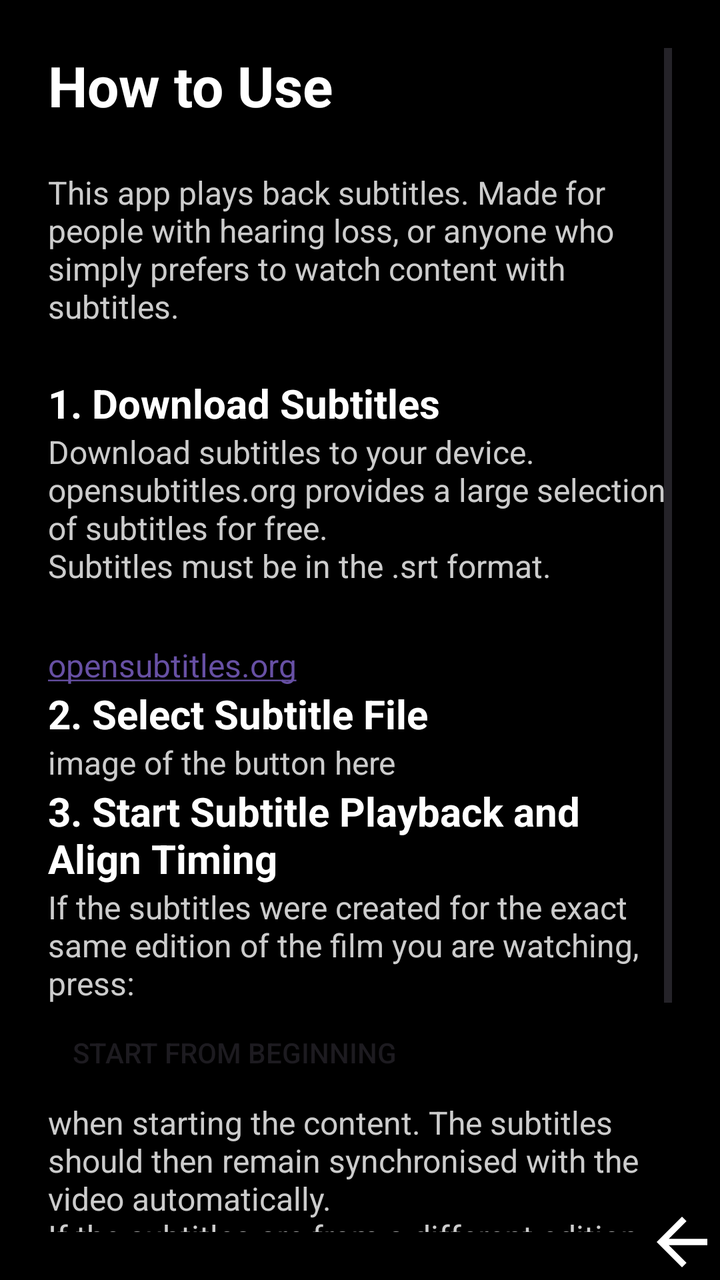
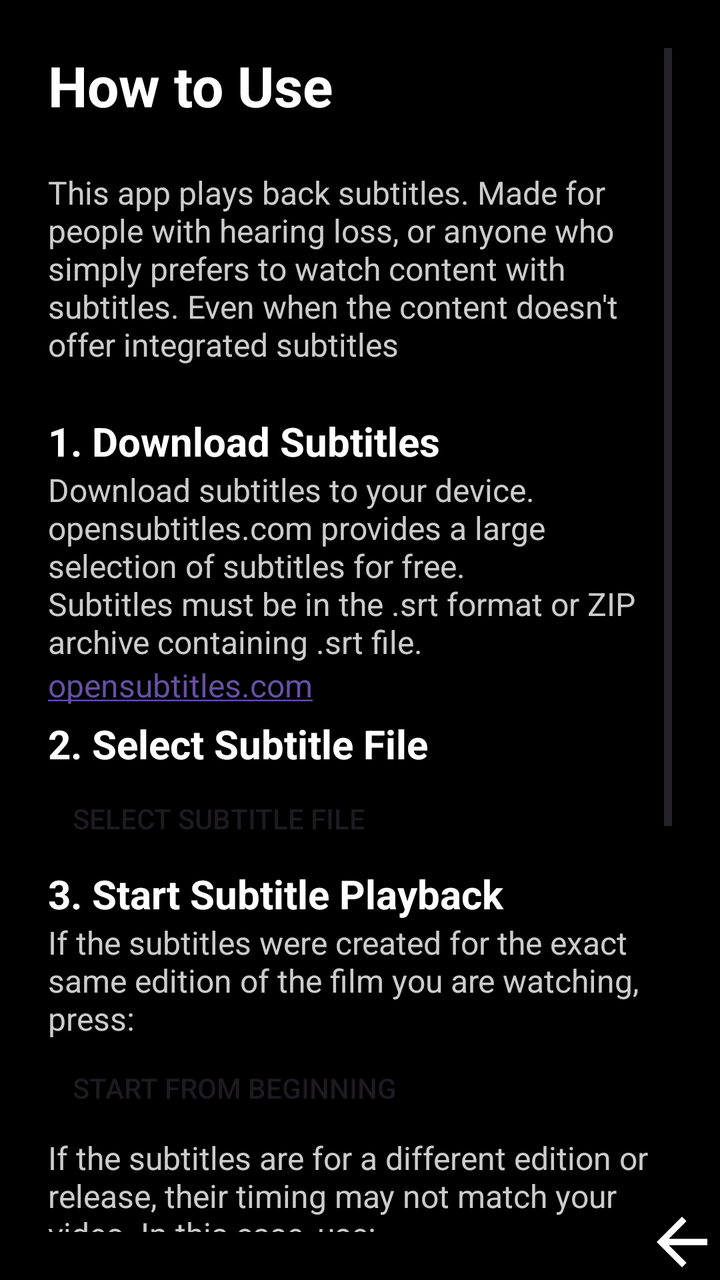

Compare the two renders of this Android layout. The source of the first and the diff that turns it into the second are given below.
<!-- AndroidManifest.xml: application theme Theme.SubtitleViewer -->
<!-- res/layout/how_to_use_screen.xml -->
<?xml version="1.0" encoding="utf-8"?>
<androidx.constraintlayout.widget.ConstraintLayout
    android:id="@+id/main"
    xmlns:android="http://schemas.android.com/apk/res/android"
    xmlns:app="http://schemas.android.com/apk/res-auto"
    xmlns:tools="http://schemas.android.com/tools"
    android:layout_width="match_parent"
    android:layout_height="match_parent"
    android:background="#000000">

    <ScrollView
        android:layout_width="0dp"
        android:layout_height="0dp"
        android:padding="24dp"
        app:layout_constraintTop_toTopOf="parent"
        app:layout_constraintBottom_toBottomOf="parent"
        app:layout_constraintStart_toStartOf="parent"
        app:layout_constraintEnd_toEndOf="parent">

        <LinearLayout
            android:layout_width="match_parent"
            android:layout_height="wrap_content"
            android:orientation="vertical">

            <TextView
                android:layout_width="match_parent"
                android:layout_height="wrap_content"
                android:text="How to Use"
                android:textColor="#FFFFFF"
                android:textSize="28sp"
                android:textStyle="bold"
                android:paddingBottom="24dp" />
            <TextView
                android:layout_width="match_parent"
                android:layout_height="wrap_content"
                android:paddingBottom="24dp"
                android:text="This app plays back subtitles. Made for people with hearing loss, or anyone who simply prefers to watch content with subtitles."
                android:textColor="#CCCCCC"
                android:textSize="16sp" />

            <TextView
                android:layout_width="match_parent"
                android:layout_height="wrap_content"
                android:text="1. Download Subtitles"
                android:textColor="#FFFFFF"
                android:textSize="20sp"
                android:textStyle="bold" />

            <TextView
                android:layout_width="match_parent"
                android:layout_height="wrap_content"
                android:paddingBottom="24dp"
                android:text="Download subtitles to your device. opensubtitles.org provides a large selection of subtitles for free.\nSubtitles must be in the .srt format."
                android:textColor="#CCCCCC"
                android:textSize="16sp" />
            <TextView
                android:id="@+id/openSubtitlesLink"
                android:layout_width="wrap_content"
                android:layout_height="wrap_content"
                android:layout_marginTop="4dp"
                android:text="opensubtitles.org"
                android:textColor="#FFFFFF"
                android:textSize="16sp"
                android:textStyle="normal"
                android:autoLink="web" />

            <TextView
                android:layout_width="match_parent"
                android:layout_height="wrap_content"
                android:text="2. Select Subtitle File"
                android:textColor="#FFFFFF"
                android:textSize="20sp"
                android:textStyle="bold" />

            <TextView
                android:layout_width="match_parent"
                android:layout_height="wrap_content"
                android:text="image of the button here"
                android:textColor="#CCCCCC"
                android:textSize="16sp" />

            <TextView
                android:layout_width="match_parent"
                android:layout_height="wrap_content"
                android:text="3. Start Subtitle Playback and Align Timing"
                android:textColor="#FFFFFF"
                android:textSize="20sp"
                android:textStyle="bold" />

            <TextView
                android:layout_width="match_parent"
                android:layout_height="wrap_content"
                android:text="If the subtitles were created for the exact same edition of the film you are watching, press:"
                android:textColor="#CCCCCC"
                android:textSize="16sp" />

            <Button
                android:layout_width="wrap_content"
                android:layout_height="wrap_content"
                android:text="Start From Beginning"
                android:clickable="false"
                android:focusable="false"

                app:backgroundTint="#000000"
                app:cornerRadius="16dp"
                app:strokeColor="#FFFFFF"
                app:strokeWidth="1dp" />

            <TextView
                android:layout_width="match_parent"
                android:layout_height="wrap_content"
                android:text="when starting the content. The subtitles should then remain synchronised with the video automatically.\nIf the subtitles are from a different edition or release, their timing may not match your video. In this case, use:"
                android:textColor="#CCCCCC"
                android:textSize="16sp" />
            <Button
                android:layout_width="wrap_content"
                android:layout_height="wrap_content"
                android:text="Start From First Line"
                android:clickable="false"
                android:focusable="false"

                app:backgroundTint="#000000"
                app:cornerRadius="16dp"
                app:strokeColor="#FFFFFF"
                app:strokeWidth="1dp" />
            <TextView
                android:layout_width="match_parent"
                android:layout_height="wrap_content"
                android:text="
Press this button when the first spoken line of the video appears. The app will use this point to synchronise the subtitles with your video."
                android:textColor="#CCCCCC"
                android:textSize="16sp" />


        </LinearLayout>

        </ScrollView>

    <ImageButton
        android:id="@+id/imageButton"
        android:layout_width="wrap_content"
        android:layout_height="wrap_content"
        android:background="#000000"
        android:onClick="ReturnToMainActivity"
        app:layout_constraintBottom_toBottomOf="parent"
        app:layout_constraintEnd_toEndOf="parent"
        app:srcCompat="@drawable/go_back" />

    </androidx.constraintlayout.widget.ConstraintLayout>
<!-- resources referenced by this layout -->
<resources>
  <!-- drawable go_back (drawable) -->
  <vector xmlns:android="http://schemas.android.com/apk/res/android" android:autoMirrored="true" android:height="38dp" android:tint="#FFFFFF" android:viewportHeight="960" android:viewportWidth="960" android:width="38dp">
        
      <path android:fillColor="@android:color/white" android:pathData="M313,520L537,744L480,800L160,480L480,160L537,216L313,440L800,440L800,520L313,520Z"/>
      
  </vector>
  <style name="Theme.SubtitleViewer" parent="Base.Theme.SubtitleViewer" />
  <style name="Base.Theme.SubtitleViewer" parent="Theme.Material3.DayNight.NoActionBar">
          
          
      </style>
</resources>

<!-- the commit's change to res/layout/how_to_use_screen.xml (unified diff, before → after) -->
@@ -34,7 +34,7 @@
                 android:layout_width="match_parent"
                 android:layout_height="wrap_content"
                 android:paddingBottom="24dp"
-                android:text="This app plays back subtitles. Made for people with hearing loss, or anyone who simply prefers to watch content with subtitles."
+                android:text="This app plays back subtitles. Made for people with hearing loss, or anyone who simply prefers to watch content with subtitles. Even when the content doesn't offer integrated subtitles"
                 android:textColor="#CCCCCC"
                 android:textSize="16sp" />
 
@@ -49,16 +49,15 @@
             <TextView
                 android:layout_width="match_parent"
                 android:layout_height="wrap_content"
-                android:paddingBottom="24dp"
-                android:text="Download subtitles to your device. opensubtitles.org provides a large selection of subtitles for free.\nSubtitles must be in the .srt format."
+                android:text="Download subtitles to your device. opensubtitles.com provides a large selection of subtitles for free.\nSubtitles must be in the .srt format or ZIP archive containing .srt file."
                 android:textColor="#CCCCCC"
                 android:textSize="16sp" />
             <TextView
                 android:id="@+id/openSubtitlesLink"
                 android:layout_width="wrap_content"
                 android:layout_height="wrap_content"
-                android:layout_marginTop="4dp"
-                android:text="opensubtitles.org"
+                android:paddingBottom="5dp"
+                android:text="opensubtitles.com"
                 android:textColor="#FFFFFF"
                 android:textSize="16sp"
                 android:textStyle="normal"
@@ -72,32 +71,10 @@
                 android:textSize="20sp"
                 android:textStyle="bold" />
 
-            <TextView
-                android:layout_width="match_parent"
-                android:layout_height="wrap_content"
-                android:text="image of the button here"
-                android:textColor="#CCCCCC"
-                android:textSize="16sp" />
-
-            <TextView
-                android:layout_width="match_parent"
-                android:layout_height="wrap_content"
-                android:text="3. Start Subtitle Playback and Align Timing"
-                android:textColor="#FFFFFF"
-                android:textSize="20sp"
-                android:textStyle="bold" />
-
-            <TextView
-                android:layout_width="match_parent"
-                android:layout_height="wrap_content"
-                android:text="If the subtitles were created for the exact same edition of the film you are watching, press:"
-                android:textColor="#CCCCCC"
-                android:textSize="16sp" />
-
             <Button
                 android:layout_width="wrap_content"
                 android:layout_height="wrap_content"
-                android:text="Start From Beginning"
+                android:text="Select Subtitle File"
                 android:clickable="false"
                 android:focusable="false"
 
@@ -109,13 +86,22 @@
             <TextView
                 android:layout_width="match_parent"
                 android:layout_height="wrap_content"
-                android:text="when starting the content. The subtitles should then remain synchronised with the video automatically.\nIf the subtitles are from a different edition or release, their timing may not match your video. In this case, use:"
-                android:textColor="#CCCCCC"
-                android:textSize="16sp" />
+                android:text="3. Start Subtitle Playback"
+                android:textColor="#FFFFFF"
+                android:textSize="20sp"
+                android:textStyle="bold" />
+
+            <TextView
+                android:layout_width="match_parent"
+                android:layout_height="wrap_content"
+                android:text="If the subtitles were created for the exact same edition of the film you are watching, press:"
+                android:textColor="#CCCCCC"
+                android:textSize="16sp" />
+
             <Button
                 android:layout_width="wrap_content"
                 android:layout_height="wrap_content"
-                android:text="Start From First Line"
+                android:text="Start From Beginning"
                 android:clickable="false"
                 android:focusable="false"
 
@@ -123,14 +109,136 @@
                 app:cornerRadius="16dp"
                 app:strokeColor="#FFFFFF"
                 app:strokeWidth="1dp" />
+
+            <TextView
+                android:layout_width="match_parent"
+                android:layout_height="wrap_content"
+                android:text="If the subtitles are for a different edition or release, their timing may not match your video. In this case, use:"
+                android:textColor="#CCCCCC"
+                android:textSize="16sp" />
+            <Button
+                android:layout_width="wrap_content"
+                android:layout_height="wrap_content"
+                android:text="Start From First Line"
+                android:clickable="false"
+                android:focusable="false"
+
+                app:backgroundTint="#000000"
+                app:cornerRadius="16dp"
+                app:strokeColor="#FFFFFF"
+                app:strokeWidth="1dp" />
             <TextView
                 android:layout_width="match_parent"
                 android:layout_height="wrap_content"
                 android:text="
-Press this button when the first spoken line of the video appears. The app will use this point to synchronise the subtitles with your video."
-                android:textColor="#CCCCCC"
-                android:textSize="16sp" />
-
+when the first spoken line of the video appears."
+                android:textColor="#CCCCCC"
+                android:textSize="16sp" />
+            <TextView
+                android:layout_width="match_parent"
+                android:layout_height="wrap_content"
+                android:text="4. Adjust timing offset"
+                android:textColor="#FFFFFF"
+                android:textSize="20sp"
+                android:textStyle="bold" />
+
+            <TextView
+                android:layout_width="match_parent"
+                android:layout_height="wrap_content"
+                android:paddingBottom="24dp"
+                android:text="In Subtitle display screen tap to bring up media controls."
+                android:textColor="#CCCCCC"
+                android:textSize="16sp" />
+            <LinearLayout
+                android:layout_width="match_parent"
+                android:layout_height="wrap_content"
+                android:gravity="center_vertical"
+                android:orientation="horizontal">
+                <ImageButton
+                    android:id="@+id/btnBackBig"
+                    android:layout_width="48dp"
+                    android:layout_height="48dp"
+                    android:src="@drawable/ic_btn_backward_big"
+                    android:background="?attr/selectableItemBackgroundBorderless"
+                    android:contentDescription="backward big"/>
+                <TextView
+                    android:layout_width="wrap_content"
+                    android:layout_height="wrap_content"
+                    android:text=" and "
+                    android:textColor="#FFFFFF"
+                    android:textSize="16sp" />
+                <ImageButton
+                    android:id="@+id/btnForwardBig"
+                    android:layout_width="48dp"
+                    android:layout_height="48dp"
+                    android:src="@drawable/ic_btn_forward_big"
+                    android:background="?attr/selectableItemBackgroundBorderless"
+                    android:contentDescription="forward big"/>
+                <TextView
+                    android:layout_width="wrap_content"
+                    android:layout_height="wrap_content"
+                    android:text="  Adjust timing +/- 5 Seconds"
+                    android:textColor="#FFFFFF"
+                    android:textSize="16sp" />
+            </LinearLayout>
+            <LinearLayout
+                android:layout_width="match_parent"
+                android:layout_height="wrap_content"
+                android:gravity="center_vertical"
+                android:orientation="horizontal">
+                <ImageButton
+                    android:id="@+id/btnBackSmall"
+                    android:layout_width="48dp"
+                    android:layout_height="48dp"
+                    android:src="@drawable/ic_btn_backward_small"
+                    android:background="?attr/selectableItemBackgroundBorderless"
+                    android:contentDescription="backward big"/>
+                <TextView
+                    android:layout_width="wrap_content"
+                    android:layout_height="wrap_content"
+                    android:text=" and "
+                    android:textColor="#FFFFFF"
+                    android:textSize="16sp" />
+                <ImageButton
+                    android:id="@+id/btnForwardSmall"
+                    android:layout_width="48dp"
+                    android:layout_height="48dp"
+                    android:src="@drawable/ic_btn_forward_small"
+                    android:background="?attr/selectableItemBackgroundBorderless"
+                    android:contentDescription="forward big"/>
+                <TextView
+                    android:layout_width="wrap_content"
+                    android:layout_height="wrap_content"
+                    android:text="  Adjust timing +/- 0.5 Seconds"
+                    android:textColor="#FFFFFF"
+                    android:textSize="16sp" />
+                </LinearLayout>
+                <LinearLayout
+                    android:layout_width="match_parent"
+                    android:layout_height="wrap_content"
+                    android:gravity="center_vertical"
+                    android:orientation="horizontal">
+                    <ImageButton
+                        android:id="@+id/btnRotate_screen"
+                        android:layout_width="48dp"
+                        android:layout_height="48dp"
+                        android:src="@drawable/rotate_screen"
+                        android:background="?attr/selectableItemBackgroundBorderless"
+                        android:contentDescription="backward big"/>
+                    <TextView
+                        android:layout_width="wrap_content"
+                        android:layout_height="wrap_content"
+                        android:text="  Rotate Screen"
+                        android:textColor="#FFFFFF"
+                        android:textSize="16sp" />
+                    </LinearLayout>
+
+                <TextView
+                    android:layout_width="match_parent"
+                    android:layout_height="wrap_content"
+                    android:text="Hello There"
+                    android:textColor="#CCCCCC"
+                    android:textSize="16sp" />
 
         </LinearLayout>
 
<!-- resource entries referenced after the edit -->
@@ -4,6 +4,38 @@
   <vector xmlns:android="http://schemas.android.com/apk/res/android" android:autoMirrored="true" android:height="38dp" android:tint="#FFFFFF" android:viewportHeight="960" android:viewportWidth="960" android:width="38dp">
         
       <path android:fillColor="@android:color/white" android:pathData="M313,520L537,744L480,800L160,480L480,160L537,216L313,440L800,440L800,520L313,520Z"/>
+      
+  </vector>
+  <!-- drawable ic_btn_backward_big (drawable) -->
+  <vector xmlns:android="http://schemas.android.com/apk/res/android" android:height="50dp" android:tint="#FFFFFF" android:viewportHeight="24" android:viewportWidth="24" android:width="50dp">
+        
+      <path android:fillColor="@android:color/white" android:pathData="M11,18L11,6l-8.5,6 8.5,6zM11.5,12l8.5,6L20,6l-8.5,6z"/>
+      
+  </vector>
+  <!-- drawable ic_btn_backward_small (drawable) -->
+  <vector xmlns:android="http://schemas.android.com/apk/res/android" android:autoMirrored="true" android:height="50dp" android:tint="#FFFFFF" android:viewportHeight="960" android:viewportWidth="960" android:width="50dp">
+        
+      <path android:fillColor="@android:color/white" android:pathData="M560,680L360,480L560,280L560,680Z"/>
+      
+  </vector>
+  <!-- drawable ic_btn_forward_big (drawable) -->
+  <vector xmlns:android="http://schemas.android.com/apk/res/android" android:height="50dp" android:tint="#FFFFFF" android:viewportHeight="24" android:viewportWidth="24" android:width="50dp">
+        
+      <path android:fillColor="@android:color/white" android:pathData="M4,18l8.5,-6L4,6v12zM13,6v12l8.5,-6L13,6z"/>
+      
+  </vector>
+  <!-- drawable ic_btn_forward_small (drawable) -->
+  <vector xmlns:android="http://schemas.android.com/apk/res/android" android:autoMirrored="true" android:height="50dp" android:tint="#FFFFFF" android:viewportHeight="960" android:viewportWidth="960" android:width="50dp">
+        
+      <path android:fillColor="@android:color/white" android:pathData="M400,680L400,280L600,480L400,680Z"/>
+      
+  </vector>
+  <!-- drawable rotate_screen (drawable) -->
+  <vector xmlns:android="http://schemas.android.com/apk/res/android" android:height="30dp" android:tint="#FFFFFF" android:viewportHeight="24" android:viewportWidth="24" android:width="30dp">
+        
+      <path android:fillColor="@android:color/white" android:pathData="M18.53,9.29C19.16,9.92 18.71,11 17.82,11c-0.27,0 -0.52,-0.11 -0.71,-0.29L10.4,4L5.41,9H7c0.55,0 1,0.45 1,1s-0.45,1 -1,1H3c-0.55,0 -1,-0.45 -1,-1V6c0,-0.55 0.45,-1 1,-1s1,0.45 1,1v1.59l5,-5c0.78,-0.78 2.05,-0.78 2.83,0L18.53,9.29z"/>
+        
+      <path android:fillColor="@android:color/white" android:pathData="M5.47,14.71C4.84,14.08 5.29,13 6.18,13c0.27,0 0.52,0.11 0.71,0.29L13.6,20l4.99,-5H17c-0.55,0 -1,-0.45 -1,-1s0.45,-1 1,-1h4c0.55,0 1,0.45 1,1v4c0,0.55 -0.45,1 -1,1s-1,-0.45 -1,-1v-1.59l-5,5c-0.78,0.78 -2.05,0.78 -2.83,0L5.47,14.71z"/>
       
   </vector>
   <style name="Theme.SubtitleViewer" parent="Base.Theme.SubtitleViewer" />
